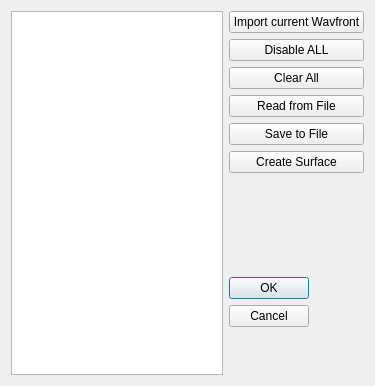
githubdoe/DFTFringe, file zernikeeditdlg.ui: the form before one commit.
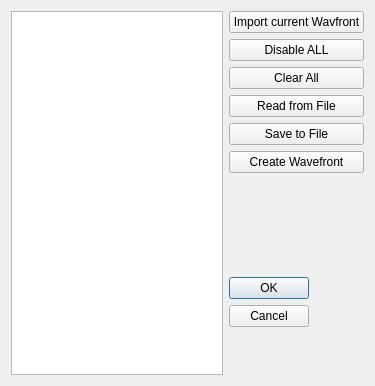
The form after the commit.

The edit to the form file:
```diff
--- a/zernikeeditdlg.ui
+++ b/zernikeeditdlg.ui
@@ -57,7 +57,7 @@
      <item>
       <widget class="QPushButton" name="createSurface">
        <property name="text">
-        <string>Create Surface</string>
+        <string>Create Wavefront</string>
        </property>
       </widget>
      </item>
```
